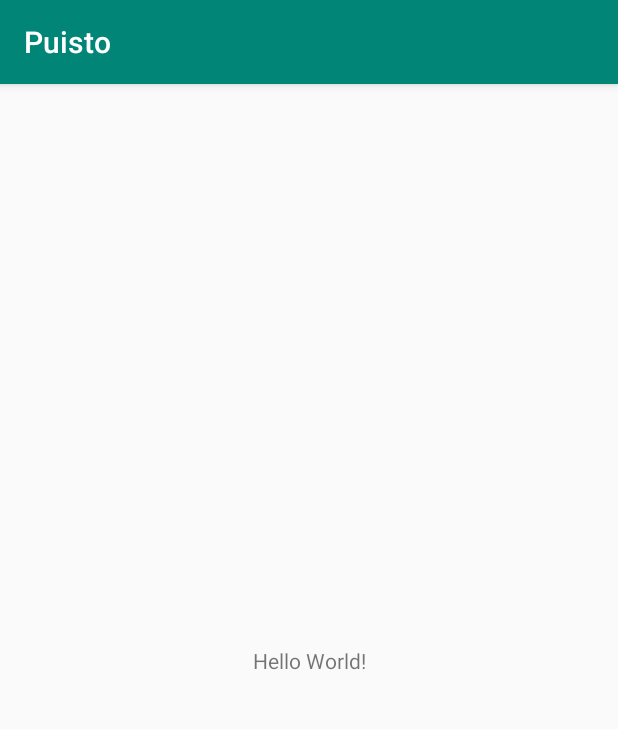
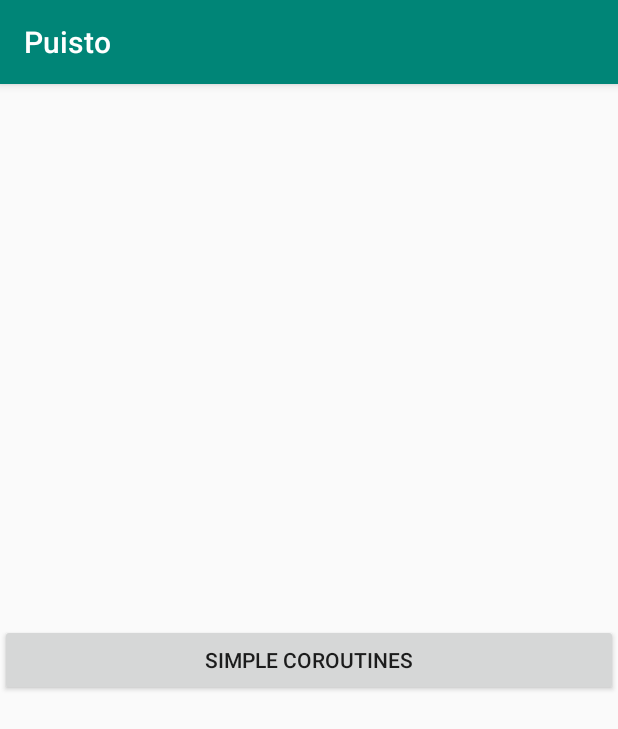
Before and after one commit to igorescodro/puisto, an Android app: the screen it shows after launch (MainActivity before the commit, CoroutinesActivity after it), on a phone screen of 412 x 824 dp. Shown: the top 729 px of the screen. Run offline under Robolectric (Android 15) with nearby library versions, the phone set to English and light mode, and no system bars.

Commit message:
:sparkles: Add Simple Coroutines example
New dependencies added
Files renamed
Simple coroutines example added

```diff
--- a/app/build.gradle
+++ b/app/build.gradle
@@ -32,4 +32,8 @@ dependencies {
     testImplementation 'junit:junit:4.12'
     androidTestImplementation 'androidx.test.ext:junit:1.1.0'
     androidTestImplementation 'androidx.test.espresso:espresso-core:3.1.1'
+
+    implementation "androidx.lifecycle:lifecycle-viewmodel-ktx:2.1.0"
+    implementation "androidx.lifecycle:lifecycle-extensions:2.1.0"
+    implementation 'com.google.android.material:material:1.0.0'
 }
--- a/app/src/main/AndroidManifest.xml
+++ b/app/src/main/AndroidManifest.xml
@@ -9,7 +9,7 @@
         android:roundIcon="@mipmap/ic_launcher_round"
         android:supportsRtl="true"
         android:theme="@style/AppTheme">
-        <activity android:name=".MainActivity">
+        <activity android:name=".features.coroutines.CoroutinesActivity">
             <intent-filter>
                 <action android:name="android.intent.action.MAIN" />
 
--- a/app/src/main/java/com/escodro/puisto/MainActivity.kt
+++ /dev/null
@@ -1,12 +0,0 @@
-package com.escodro.puisto
-
-import androidx.appcompat.app.AppCompatActivity
-import android.os.Bundle
-
-class MainActivity : AppCompatActivity() {
-
-    override fun onCreate(savedInstanceState: Bundle?) {
-        super.onCreate(savedInstanceState)
-        setContentView(R.layout.activity_main)
-    }
-}
--- /dev/null
+++ b/app/src/main/java/com/escodro/puisto/features/coroutines/CoroutinesActivity.kt
@@ -0,0 +1,29 @@
+package com.escodro.puisto.features.coroutines
+
+import android.os.Bundle
+import androidx.appcompat.app.AppCompatActivity
+import androidx.lifecycle.Observer
+import androidx.lifecycle.ViewModelProviders
+import com.escodro.puisto.R
+import com.google.android.material.snackbar.Snackbar
+import kotlinx.android.synthetic.main.activity_coroutines.*
+
+class CoroutinesActivity : AppCompatActivity() {
+
+    lateinit var viewModel: CoroutinesViewModel
+
+    override fun onCreate(savedInstanceState: Bundle?) {
+        super.onCreate(savedInstanceState)
+        setContentView(R.layout.activity_coroutines)
+
+        viewModel = ViewModelProviders.of(this).get(CoroutinesViewModel::class.java)
+
+        button_main_coroutines.setOnClickListener { viewModel.simpleCoroutinesClicked() }
+
+        viewModel.snackbar.observe(
+            this,
+            Observer { text ->
+                Snackbar.make(layout_main_root, text, Snackbar.LENGTH_SHORT).show()
+            })
+    }
+}
--- /dev/null
+++ b/app/src/main/java/com/escodro/puisto/features/coroutines/CoroutinesViewModel.kt
@@ -0,0 +1,23 @@
+package com.escodro.puisto.features.coroutines
+
+import androidx.lifecycle.LiveData
+import androidx.lifecycle.MutableLiveData
+import androidx.lifecycle.ViewModel
+import androidx.lifecycle.viewModelScope
+import kotlinx.coroutines.delay
+import kotlinx.coroutines.launch
+
+class CoroutinesViewModel : ViewModel() {
+
+    private val _snackbar = MutableLiveData<String>()
+
+    val snackbar: LiveData<String>
+        get() = _snackbar
+
+    fun simpleCoroutinesClicked() {
+        viewModelScope.launch {
+            delay(2_000)
+            _snackbar.value = "I'm a simple coroutine"
+        }
+    }
+}
--- a/app/src/main/res/layout/activity_main.xml
+++ b/app/src/main/res/layout/activity_coroutines.xml
@@ -2,17 +2,19 @@
 <androidx.constraintlayout.widget.ConstraintLayout xmlns:android="http://schemas.android.com/apk/res/android"
     xmlns:app="http://schemas.android.com/apk/res-auto"
     xmlns:tools="http://schemas.android.com/tools"
+    android:id="@+id/layout_main_root"
     android:layout_width="match_parent"
     android:layout_height="match_parent"
-    tools:context=".MainActivity">
+    tools:context=".features.coroutines.CoroutinesActivity">
 
-    <TextView
-        android:layout_width="wrap_content"
+    <Button
+        android:id="@+id/button_main_coroutines"
+        android:layout_width="match_parent"
         android:layout_height="wrap_content"
-        android:text="Hello World!"
+        android:text="Simple Coroutines"
         app:layout_constraintBottom_toBottomOf="parent"
-        app:layout_constraintLeft_toLeftOf="parent"
-        app:layout_constraintRight_toRightOf="parent"
+        app:layout_constraintEnd_toEndOf="parent"
+        app:layout_constraintStart_toStartOf="parent"
         app:layout_constraintTop_toTopOf="parent" />
 
 </androidx.constraintlayout.widget.ConstraintLayout>
```
